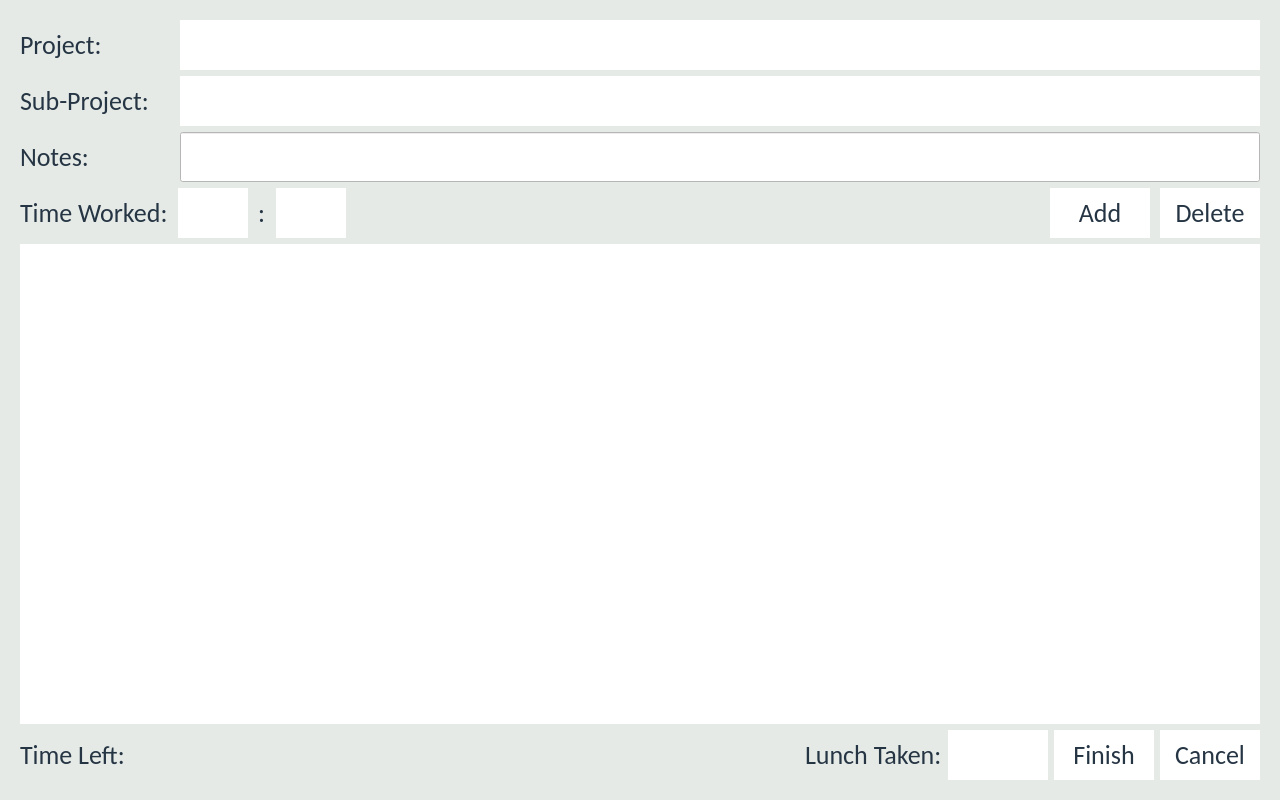
The window that Source/Time-Track/clockoutform.ui (joshuawootonn/time-track) describes before a commit, drawn with Qt 5.
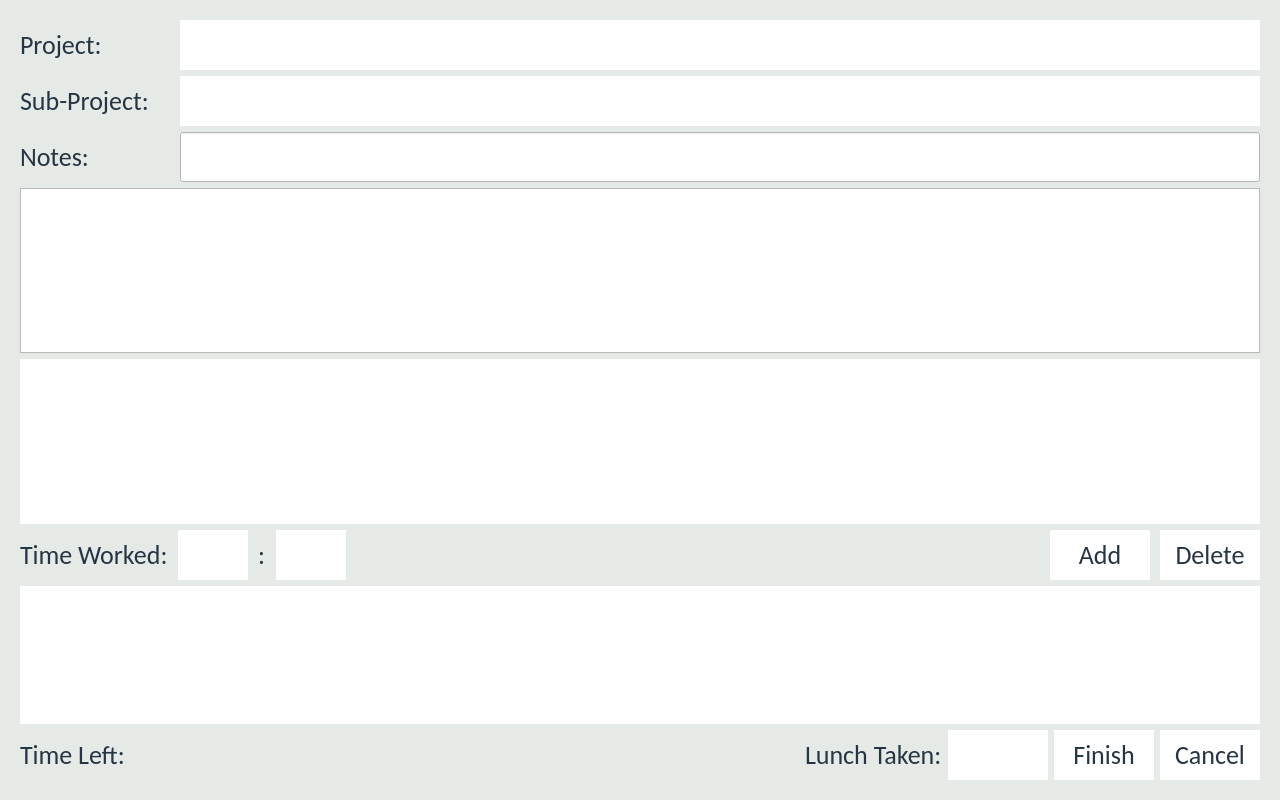
The same window after the commit.

```diff
--- a/Source/Time-Track/clockoutform.ui
+++ b/Source/Time-Track/clockoutform.ui
@@ -273,6 +273,12 @@
           </item>
          </layout>
         </item>
+        <item>
+         <widget class="QPlainTextEdit" name="plainTextEdit"/>
+        </item>
+        <item>
+         <widget class="QTextEdit" name="textEdit"/>
+        </item>
         <item>
          <layout class="QHBoxLayout" name="horizontalLayout_8">
           <property name="spacing">
```
Left out of the diff: 19 changed lines with no effect on the pictures.
